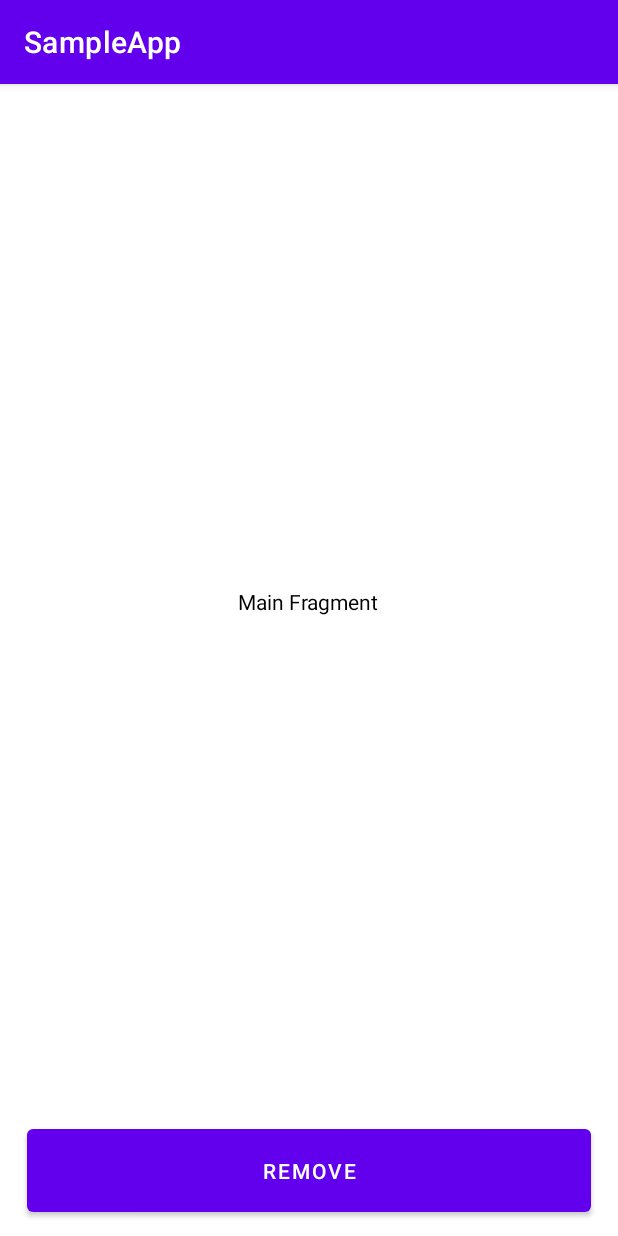
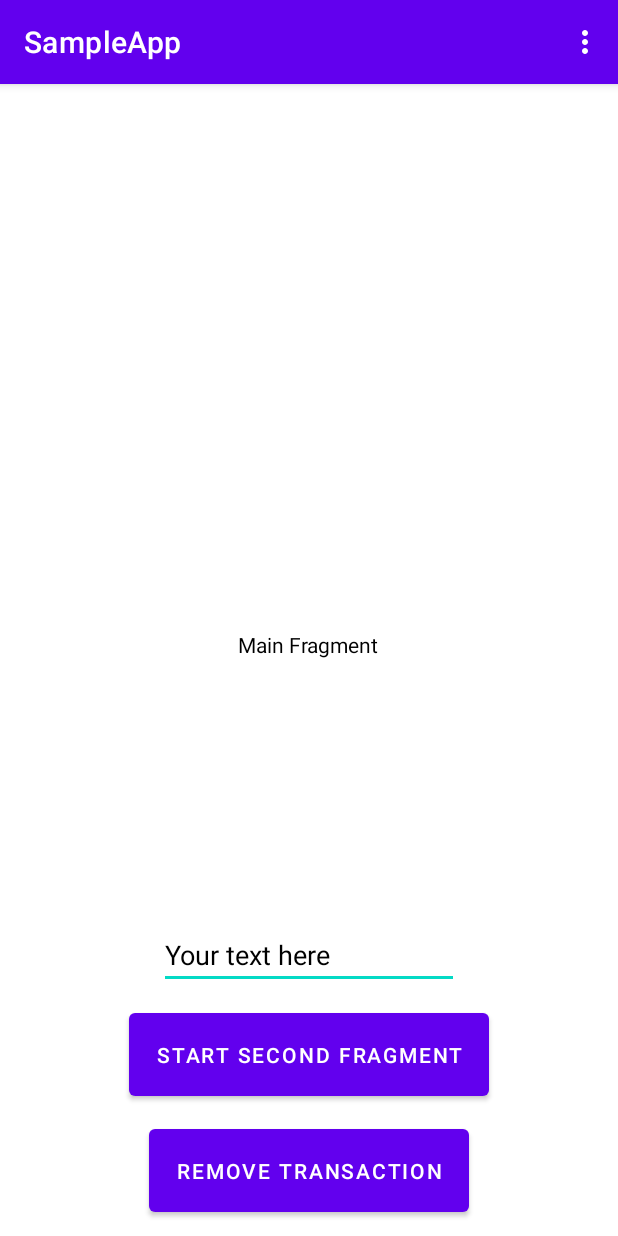
Before and after one commit to CnaKhn/SampleApp, an Android app: the FragmentActivity screen opened directly, with no data from a screen before it, on a phone screen of 412 x 824 dp. Run offline under Robolectric (Android 15) with nearby library versions, the phone set to English and light mode, and no system bars.

Commit message:
adding-dialog-fragment

```diff
--- a/app/src/main/java/com/example/sample_app/FragmentActivity.java
+++ b/app/src/main/java/com/example/sample_app/FragmentActivity.java
@@ -5,10 +5,14 @@ import androidx.fragment.app.Fragment;
 import androidx.fragment.app.FragmentTransaction;
 
 import android.os.Bundle;
+import android.view.Menu;
+import android.view.MenuItem;
 import android.view.View;
 import android.widget.Button;
+import android.widget.TextView;
+import android.widget.Toast;
 
-public class FragmentActivity extends AppCompatActivity {
+public class FragmentActivity extends AppCompatActivity implements MyDialogFragment.MyDialogListener {
 
     @Override
     protected void onCreate(Bundle savedInstanceState) {
@@ -25,9 +29,38 @@ public class FragmentActivity extends AppCompatActivity {
             @Override
             public void onClick(View v) {
                 Fragment fragment = getSupportFragmentManager().findFragmentById(R.id.frame_main_fragment_container);
-                FragmentTransaction removeTransaction = getSupportFragmentManager().beginTransaction();
-                removeTransaction.remove(fragment);
+                if (fragment != null) {
+                    FragmentTransaction removeTransaction = getSupportFragmentManager().beginTransaction();
+                    removeTransaction.remove(fragment);
+                    removeTransaction.addToBackStack(null);
+                    removeTransaction.commit();
+                }
             }
         });
     }
+
+    @Override
+    public boolean onCreateOptionsMenu(Menu menu) {
+        menu.add("Show Dialog Fragment").setOnMenuItemClickListener(new MenuItem.OnMenuItemClickListener() {
+            @Override
+            public boolean onMenuItemClick(MenuItem item) {
+                MyDialogFragment dialogFragment = new MyDialogFragment();
+                dialogFragment.show(getSupportFragmentManager(), null);
+                return false;
+            }
+        });
+        return super.onCreateOptionsMenu(menu);
+    }
+
+    @Override
+    public void onOkButtonClicked(String data) {
+        TextView textView = findViewById(R.id.txt_activity_fragment);
+        textView.setText(data);
+
+    }
+
+    @Override
+    public void onCancelButtonClicked() {
+        Toast.makeText(this, "Cancel Button Clicked.", Toast.LENGTH_SHORT).show();
+    }
 }
--- a/app/src/main/java/com/example/sample_app/MainFragment.java
+++ b/app/src/main/java/com/example/sample_app/MainFragment.java
@@ -4,10 +4,15 @@ import android.os.Bundle;
 import android.view.LayoutInflater;
 import android.view.View;
 import android.view.ViewGroup;
+import android.widget.Button;
+import android.widget.EditText;
 
 import androidx.annotation.NonNull;
 import androidx.annotation.Nullable;
 import androidx.fragment.app.Fragment;
+import androidx.fragment.app.FragmentTransaction;
+
+import static com.example.sample_app.SecondFragment.KEY_DATA;
 
 public class MainFragment extends Fragment {
 
@@ -17,4 +22,24 @@ public class MainFragment extends Fragment {
         View view = inflater.inflate(R.layout.fragment_main, container, false);
         return view;
     }
+
+    @Override
+    public void onViewCreated(@NonNull View view, @Nullable Bundle savedInstanceState) {
+        super.onViewCreated(view, savedInstanceState);
+
+        Button btnSecondFragment = view.findViewById(R.id.btn_start_second_fragment);
+        btnSecondFragment.setOnClickListener(new View.OnClickListener() {
+            @Override
+            public void onClick(View v) {
+                EditText inputText = view.findViewById(R.id.input_text);
+                String data = inputText.getText().toString();
+
+                FragmentTransaction transaction = getFragmentManager().beginTransaction();
+                transaction.replace(R.id.frame_main_fragment_container, SecondFragment.newInstance(data));
+                transaction.addToBackStack(null);
+                transaction.commit();
+            }
+        });
+
+    }
 }
--- a/app/src/main/res/layout/activity_fragment.xml
+++ b/app/src/main/res/layout/activity_fragment.xml
@@ -6,21 +6,36 @@
     android:layout_height="match_parent"
     tools:context=".FragmentActivity">
 
+    <TextView
+        android:id="@+id/txt_activity_fragment"
+        android:layout_width="match_parent"
+        android:layout_height="wrap_content"
+        android:layout_alignParentStart="true"
+        android:layout_alignParentTop="true"
+        android:layout_alignParentEnd="true"
+        android:gravity="center"
+        android:padding="16dp"
+        android:text="TextView"
+        android:textColor="@color/white"
+        android:textSize="18sp" />
+
     <FrameLayout
         android:id="@+id/frame_main_fragment_container"
         android:layout_width="match_parent"
         android:layout_height="match_parent"
-        android:layout_above="@id/btn_remove_fragment"/>
+        android:layout_above="@id/btn_remove_fragment"
+        android:layout_below="@id/txt_activity_fragment" />
 
     <Button
         android:id="@+id/btn_remove_fragment"
-        android:layout_width="match_parent"
+        android:layout_width="wrap_content"
         android:layout_height="wrap_content"
-        android:text="Remove"
         android:layout_alignParentBottom="true"
-        android:padding="18dp"
+        android:layout_centerHorizontal="true"
         android:layout_marginStart="18dp"
         android:layout_marginEnd="18dp"
-        android:layout_marginBottom="10dp"/>
+        android:layout_marginBottom="10dp"
+        android:padding="18dp"
+        android:text="Remove Transaction" />
 
 </RelativeLayout>
--- a/app/src/main/res/layout/fragment_main.xml
+++ b/app/src/main/res/layout/fragment_main.xml
@@ -4,11 +4,36 @@
     android:layout_height="match_parent"
     android:background="@color/white">
 
+    <EditText
+        android:id="@+id/input_text"
+        android:layout_width="200dp"
+        android:layout_height="wrap_content"
+        android:layout_above="@id/btn_start_second_fragment"
+        android:layout_centerHorizontal="true"
+        android:layout_marginStart="18dp"
+        android:layout_marginEnd="18dp"
+        android:layout_marginBottom="10dp"
+        android:hint="Your text here"
+        android:textColorHint="@color/black"
+        android:textColor="@color/black"/>
+
     <TextView
         android:layout_width="wrap_content"
         android:layout_height="wrap_content"
         android:layout_centerInParent="true"
         android:text="Main Fragment"
-        android:textColor="@color/black"/>
+        android:textColor="@color/black" />
+
+    <Button
+        android:id="@+id/btn_start_second_fragment"
+        android:layout_width="wrap_content"
+        android:layout_height="wrap_content"
+        android:layout_alignParentBottom="true"
+        android:layout_centerHorizontal="true"
+        android:layout_marginStart="18dp"
+        android:layout_marginEnd="18dp"
+        android:layout_marginBottom="10dp"
+        android:padding="18dp"
+        android:text="Start Second Fragment" />
 
 </RelativeLayout>
```
Also changed, not shown: app/src/main/java/com/example/sample_app/ChildFragment.java (added, +18 -0 lines), app/src/main/java/com/example/sample_app/MyDialogFragment.java (added, +61 -0 lines), app/src/main/java/com/example/sample_app/SecondFragment.java (added, +43 -0 lines), app/src/main/res/layout/dialog_fragment.xml (added, +36 -0 lines), app/src/main/res/layout/fragment_child.xml (added, +18 -0 lines), app/src/main/res/layout/fragment_second.xml (added, +23 -0 lines).
